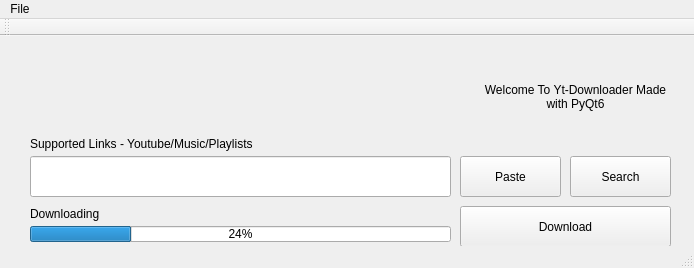
This is frame.ui in GameoCoder/yt-downloader as Qt 5 draws it before an edit. The edited form follows.
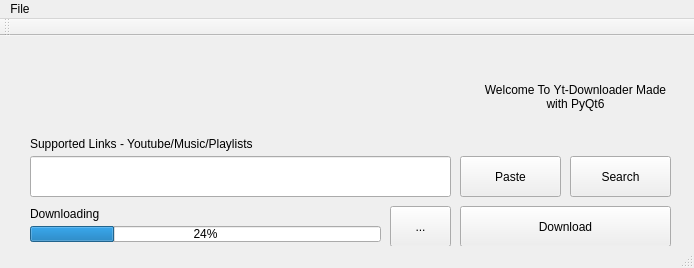
This is the edited form.

Diff of the .ui file:
```diff
--- a/frame.ui
+++ b/frame.ui
@@ -77,7 +77,7 @@
      <rect>
       <x>30</x>
       <y>190</y>
-      <width>421</width>
+      <width>351</width>
       <height>16</height>
      </rect>
     </property>
@@ -124,6 +124,19 @@
      <string>Supported Links - Youtube/Music/Playlists</string>
     </property>
    </widget>
+   <widget class="QToolButton" name="toolButton">
+    <property name="geometry">
+     <rect>
+      <x>390</x>
+      <y>170</y>
+      <width>61</width>
+      <height>41</height>
+     </rect>
+    </property>
+    <property name="text">
+     <string>...</string>
+    </property>
+   </widget>
   </widget>
   <widget class="QMenuBar" name="menubar">
    <property name="geometry">
```
